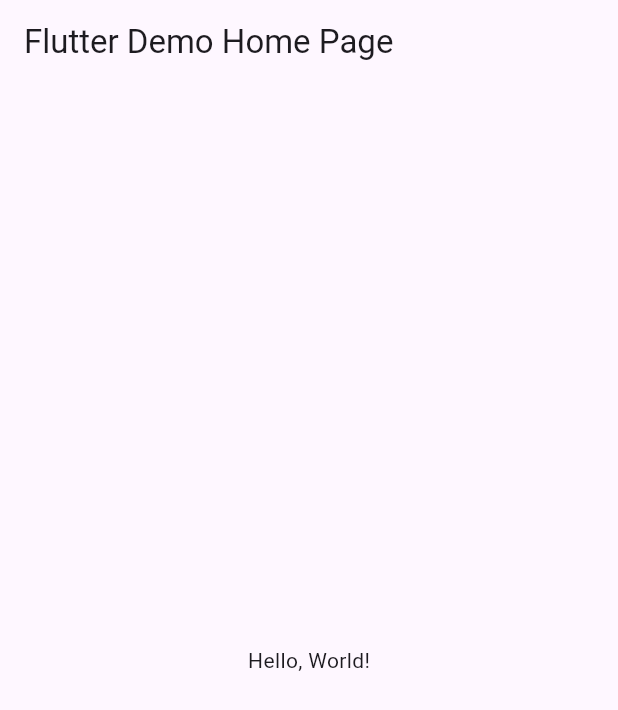
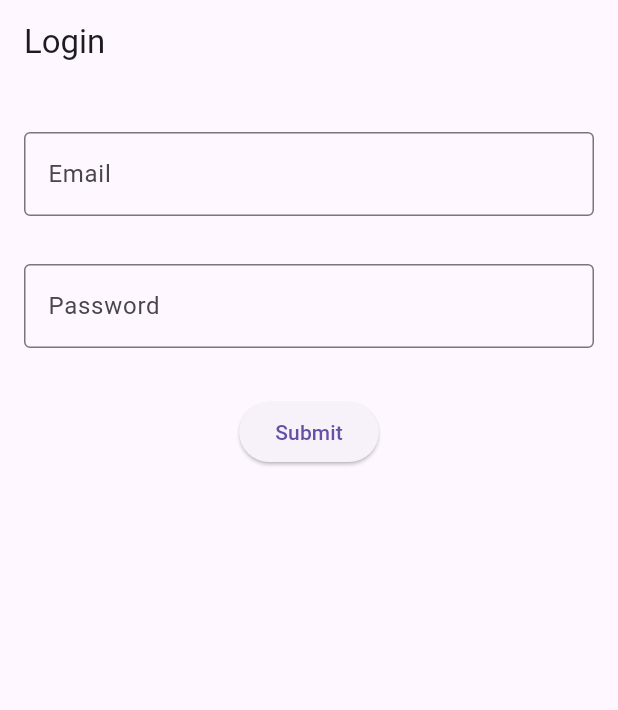
Before and after one commit to Derek120/U3-Act1, a Flutter app: the screen it shows after launch, on a phone screen of 412 x 824 dp. Shown: the top 710 px of the screen. Run offline on Flutter 3.47's test engine with Material 3 defaults, Android fonts, the phone set to English and light mode, and no system bars.

Commit message:
galindo0494

```diff
--- a/lib/main.dart
+++ b/lib/main.dart
@@ -1,43 +1,139 @@
 import 'package:flutter/material.dart';
 
-void main() => runApp(MyApp());
+void main() => runApp(LoginApp());
 
-class MyApp extends StatelessWidget {
-  const MyApp({super.key});
-  // This widget is the root of your application.
+class LoginApp extends StatelessWidget {
   @override
   Widget build(BuildContext context) {
     return MaterialApp(
-      // Application name
-      title: 'Flutter Hello World',
-      // Application theme data, you can set the colors for the application as
-      // you want
-      theme: ThemeData(
-        // useMaterial3: false,
-        primarySwatch: Colors.blue,
-      ),
-      // A widget which will be started on application startup
-      home: MyHomePage(title: 'Flutter Demo Home Page'),
+      debugShowCheckedModeBanner: false,
+      title: 'Login App',
+      initialRoute: '/',
+      routes: {
+        '/': (context) => Login(),
+        '/details': (context) => Details(),
+      },
     );
   }
 }
 
-class MyHomePage extends StatelessWidget {
-  final String title;
-  const MyHomePage({super.key, required this.title});
+class Login extends StatefulWidget {
+  @override
+  _LoginState createState() => _LoginState();
+}
+
+class _LoginState extends State<Login> {
+  final _formKey = GlobalKey<FormState>();
+  TextEditingController emailController = TextEditingController();
+  TextEditingController passwordController = TextEditingController();
 
   @override
   Widget build(BuildContext context) {
     return Scaffold(
       appBar: AppBar(
-        // The title text which will be shown on the action bar
-        title: Text(title),
+        shadowColor: Colors.amber,
+        title: Text('Login'),
       ),
-      body: Center(
-        child: Text(
-          'Hello, World!',
+      body: Form(
+        key: _formKey,
+        child: Padding(
+          padding: const EdgeInsets.symmetric(horizontal: 8, vertical: 16),
+          child: Column(
+            crossAxisAlignment: CrossAxisAlignment.center,
+            children: [
+              Padding(
+                padding:
+                    const EdgeInsets.symmetric(horizontal: 8, vertical: 16),
+                child: TextFormField(
+                  controller: emailController,
+                  decoration: const InputDecoration(
+                    border: OutlineInputBorder(),
+                    labelText: "Email",
+                  ),
+                  validator: (value) {
+                    if (value == null || value.isEmpty) {
+                      return 'Please enter your email';
+                    }
+                    return null;
+                  },
+                ),
+              ),
+              Padding(
+                padding:
+                    const EdgeInsets.symmetric(horizontal: 8, vertical: 16),
+                child: TextFormField(
+                  controller: passwordController,
+                  obscureText: true,
+                  decoration: const InputDecoration(
+                    border: OutlineInputBorder(),
+                    labelText: "Password",
+                  ),
+                  validator: (value) {
+                    if (value == null || value.isEmpty) {
+                      return 'Please enter your password';
+                    }
+                    return null;
+                  },
+                ),
+              ),
+              Padding(
+                padding:
+                    const EdgeInsets.symmetric(horizontal: 8, vertical: 16.0),
+                child: Center(
+                  child: ElevatedButton(
+                    onPressed: () {
+                      if (_formKey.currentState!.validate()) {
+                        Navigator.pushNamed(
+                          context,
+                          '/details',
+                          arguments: {
+                            'email': emailController.text,
+                            'password': passwordController.text,
+                          },
+                        );
+                      } else {
+                        ScaffoldMessenger.of(context).showSnackBar(
+                          SnackBar(content: Text('Please fill input')),
+                        );
+                      }
+                    },
+                    child: Text('Submit'),
+                  ),
+                ),
+              ),
+            ],
+          ),
         ),
       ),
     );
   }
 }
+
+class Details extends StatelessWidget {
+  @override
+  Widget build(BuildContext context) {
+    final Map<String, String> args =
+        ModalRoute.of(context)!.settings.arguments as Map<String, String>;
+
+    return Scaffold(
+      appBar: AppBar(
+        title: Text('Detalles'),
+      ),
+      body: Center(
+        child: Column(
+          mainAxisAlignment: MainAxisAlignment.center,
+          children: [
+            Text(
+              'Email: ${args['email']}',
+              style: TextStyle(fontSize: 18),
+            ),
+            Text(
+              'Password: ${args['password']}',
+              style: TextStyle(fontSize: 18),
+            ),
+          ],
+        ),
+      ),
+    );
+  }
+}
```
